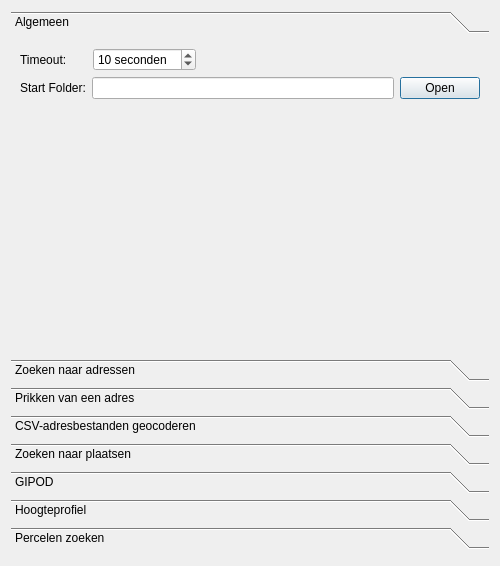
warrieka/geopunt4Qgis, file ui_geopunt4QgisSettings.ui: the form before one commit.
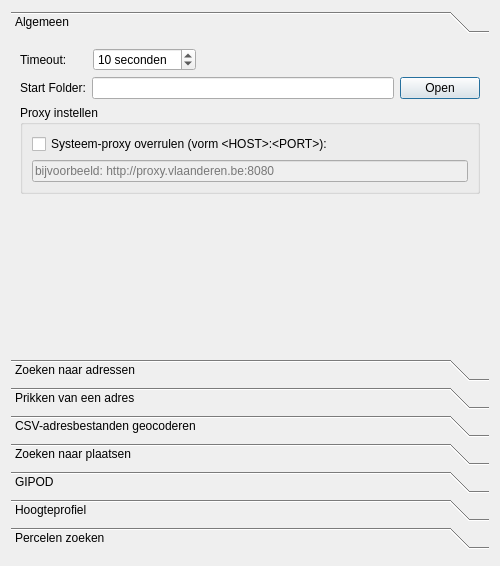
The form after the commit. Icons and pictures are not drawn.

```diff
--- a/ui_geopunt4QgisSettings.ui
+++ b/ui_geopunt4QgisSettings.ui
@@ -34,8 +34,8 @@
        <rect>
         <x>0</x>
         <y>0</y>
-        <width>482</width>
-        <height>302</height>
+        <width>478</width>
+        <height>257</height>
        </rect>
       </property>
       <attribute name="icon">
@@ -119,6 +119,32 @@
          </item>
         </layout>
        </item>
+       <item>
+        <widget class="QGroupBox" name="proxyBox">
+         <property name="title">
+          <string>Proxy instellen</string>
+         </property>
+         <layout class="QVBoxLayout" name="verticalLayout_19">
+          <item>
+           <widget class="QCheckBox" name="proxyChk">
+            <property name="text">
+             <string>Systeem-proxy overrulen (vorm &lt;HOST&gt;:&lt;PORT&gt;):</string>
+            </property>
+           </widget>
+          </item>
+          <item>
+           <widget class="QLineEdit" name="proxyText">
+            <property name="enabled">
+             <bool>false</bool>
+            </property>
+            <property name="placeholderText">
+             <string>bijvoorbeeld: http://proxy.vlaanderen.be:8080</string>
+            </property>
+           </widget>
+          </item>
+         </layout>
+        </widget>
+       </item>
        <item>
         <spacer name="verticalSpacer_5">
          <property name="orientation">
@@ -127,7 +153,7 @@
          <property name="sizeHint" stdset="0">
           <size>
            <width>20</width>
-           <height>44</height>
+           <height>40</height>
           </size>
          </property>
         </spacer>
```
Left out of the diff: 52 changed lines with no effect on the pictures.
